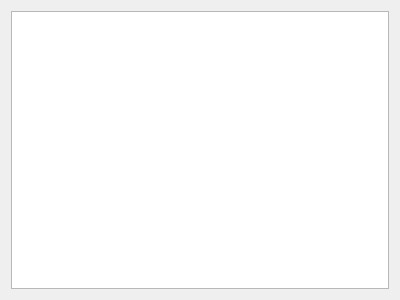
Before: the Qt Designer form systeminformation.ui in Blinkinlabs/PatternPaint, drawn with Qt 5.
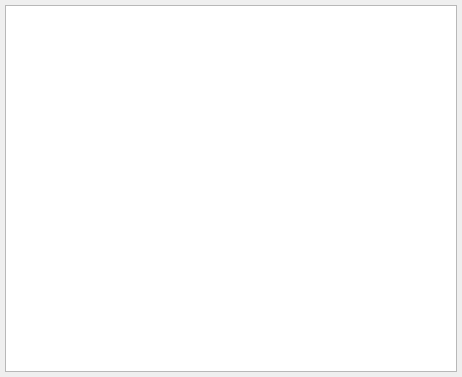
After: the same form once the commit is applied.

Commit message: Add version information for the system dialog, bump to 0.2.0

```diff
--- a/systeminformation.ui
+++ b/systeminformation.ui
@@ -6,14 +6,26 @@
    <rect>
     <x>0</x>
     <y>0</y>
-    <width>400</width>
-    <height>300</height>
+    <width>462</width>
+    <height>377</height>
    </rect>
   </property>
   <property name="windowTitle">
    <string>System Information</string>
   </property>
   <layout class="QVBoxLayout" name="verticalLayout_2">
+   <property name="leftMargin">
+    <number>5</number>
+   </property>
+   <property name="topMargin">
+    <number>5</number>
+   </property>
+   <property name="rightMargin">
+    <number>5</number>
+   </property>
+   <property name="bottomMargin">
+    <number>5</number>
+   </property>
    <item>
     <widget class="QTextBrowser" name="infoBrowser">
      <property name="font">
```
The commit also changes 2 other files.
